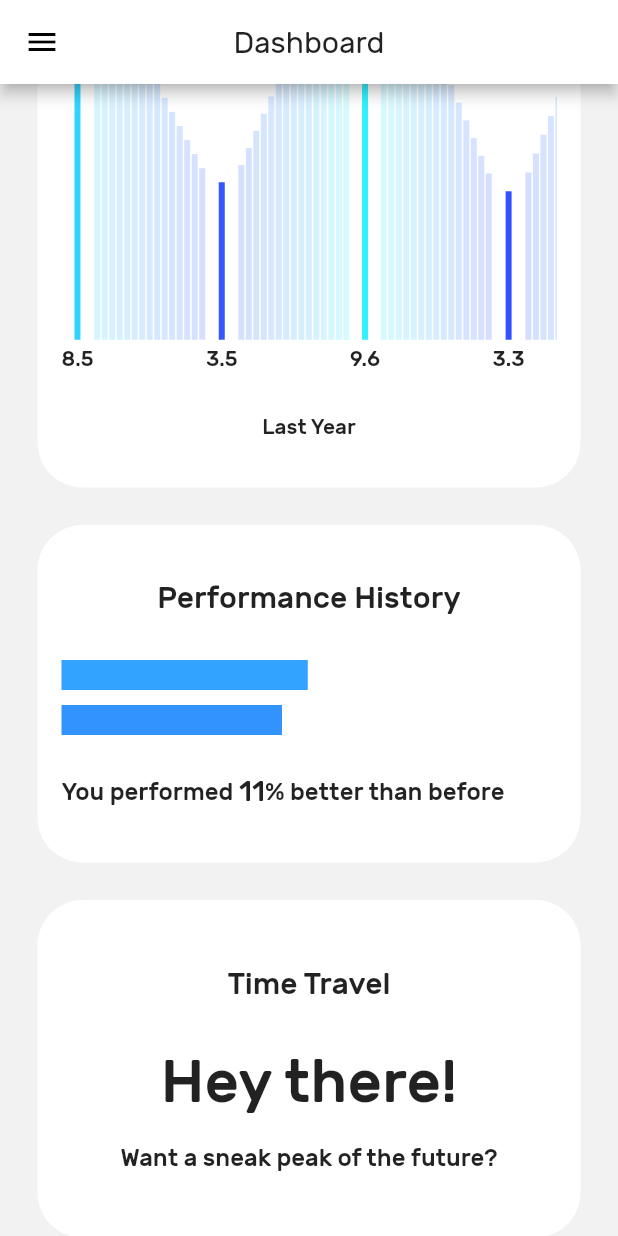
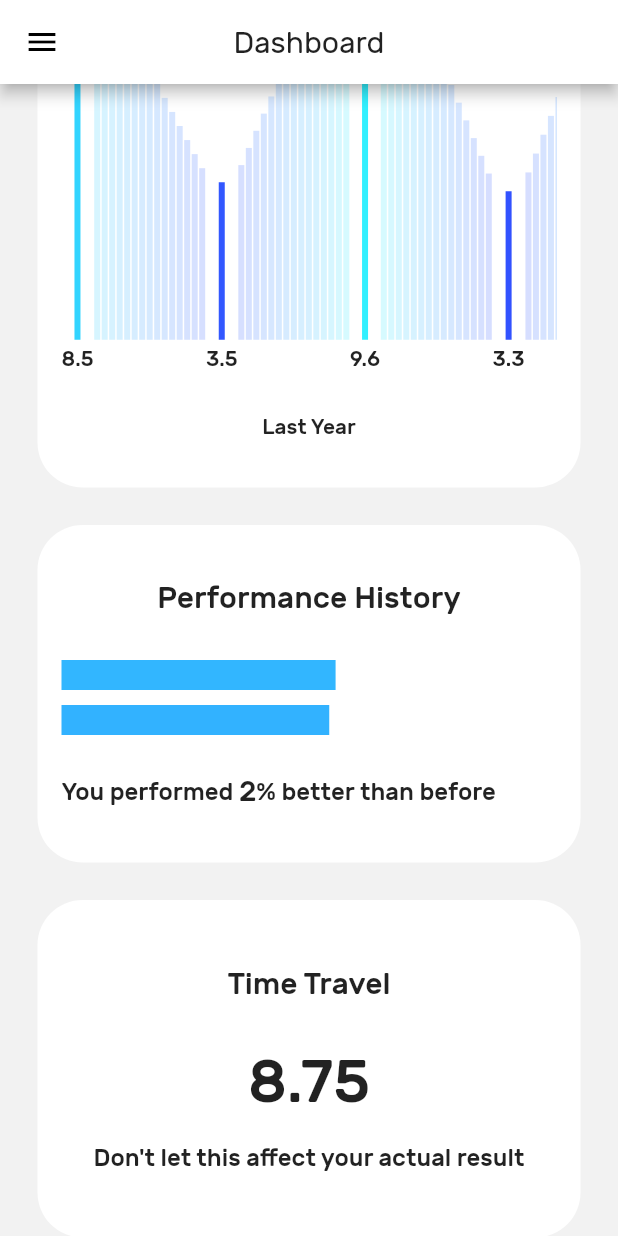
Before and after one commit to Photronium/Math-Solver-App, a Flutter app: the Dashboard screen opened directly, scrolled down 576 dp, after a tap on "Score Analysis", after a tap on "Time Travel", on a phone screen of 412 x 824 dp. Run offline on Flutter 3.47's test engine with Material 2 defaults, Android fonts, the phone set to English and light mode, and no system bars; missing offline and left inert: flutter_tex; project files that could hold a hidden picture were left out.

Commit message:
2 major changes, 1 minor change
** DASHBOARD NOW USES MACHINE LEARNING **
- Implemented a new class, The Oracle, which can predict the upcoming score, given scores from the past.
- The Future is now fully working. Just tap on the widget to reveal the predicted score of the upcoming test.
- Fixed a layout bug.

```diff
--- a/lib/screen/dashboard/dashboard.dart
+++ b/lib/screen/dashboard/dashboard.dart
@@ -1,9 +1,11 @@
 import 'package:flutter/material.dart';
 import '../drawer.dart';
+import 'dart:math';
 
 const double padding = 25;
 
 class DataReader {
+  TheOracle oracle = TheOracle();
   String defaultt = "All Time";
   List<double> allTime = [];
   List<double> lastYear = [];
@@ -11,7 +13,7 @@ class DataReader {
   List<double> lastWeek = [];
 
   void updateScore() {
-    this.allTime = [4.5, 8.5, 3.5, 9.6, 3.3, 10];
+    this.allTime = [4.5, 8.5, 3.5, 9.6, 3.3, 10,9,8,7,8,9];
     this.lastYear = [8.5, 3.5, 9.6, 3.3, 10];
     this.lastMonth = [3.5, 9.6, 3.3, 10];
     this.lastWeek = [9.6, 3.3, 10];
@@ -54,6 +56,103 @@ class DataReader {
     else if (defaultt == "Last Month")
       defaultt = "Last Week";
     else if (defaultt == "Last Week") defaultt = "All Time";
+  }
+
+  double predict() {
+    updateScore();
+    return oracle.predict(allTime);
+  }
+}
+
+class TheOracle {
+  double predict(List<double> data) {
+    double first = Regressor(data, 4);
+    double second = Regressor(data, 3);
+    if ((first - data[data.length-1]).abs() > (second - data[data.length-1]).abs()) return second;
+    else return first;
+  }
+
+  double Regressor(List<double> data, int degree) {
+    //Polynomial Fit
+    int pairs = data.length;
+    List<double> x = List(pairs);
+    List<double> y = List(pairs);
+    for (int i = 0; i < pairs; i++) {
+      x[i] = (i + 1).toDouble();
+    }
+    for (int i = 0; i < pairs; i++) {
+      y[i] = data[i];
+    }
+    List<double> X = List(2 * degree +
+        1); //Array that will store the values of sigma(xi),sigma(xi^2),sigma(xi^3)....sigma(xi^2n)
+    for (int i = 0; i < 2 * degree + 1; i++) {
+      X[i] = 0;
+      for (int j = 0; j < pairs; j++)
+        X[i] = X[i] +
+            pow(x[j],
+                i); //consecutive positions of the array will store N,sigma(xi),sigma(xi^2),sigma(xi^3)....sigma(xi^2n)
+    }
+    List<List<double>> B =
+        List.generate(degree + 1, (i) => List(degree + 2), growable: false);
+    List<double> a = List(degree +
+        1); //B is the Normal matrix(augmented) that will store the equations, 'a' is for value of the final coefficients
+    for (int i = 0; i < a.length; i++) a[i] = 0; // initialize a
+    for (int i = 0; i <= degree; i++)
+      for (int j = 0; j <= degree; j++)
+        B[i][j] = X[i +
+            j]; //Build the Normal matrix by storing the corresponding coefficients at the right positions except the last column of the matrix
+    List<double> Y = List(degree +
+        1); //Array to store the values of sigma(yi),sigma(xi*yi),sigma(xi^2*yi)...sigma(xi^n*yi)
+    for (int i = 0; i < degree + 1; i++) {
+      Y[i] = 0;
+      for (int j = 0; j < pairs; j++)
+        Y[i] = Y[i] +
+            pow(x[j], i) *
+                y[j]; //consecutive positions will store sigma(yi),sigma(xi*yi),sigma(xi^2*yi)...sigma(xi^n*yi)
+    }
+    for (int i = 0; i <= degree; i++)
+      B[i][degree + 1] = Y[
+          i]; //load the values of Y as the last column of B(Normal Matrix but augmented)
+    degree = degree +
+        1; //n is made n+1 because the Gaussian Elimination part below was for n equations, but here n is the degree of polynomial and for n degree we get n+1 equations
+    for (int i = 0;
+        i < degree;
+        i++) //From now Gaussian Elimination starts(can be ignored) to solve the set of linear equations (Pivotisation)
+      for (int k = i + 1; k < degree; k++)
+        if (B[i][i] < B[k][i])
+          for (int j = 0; j <= degree; j++) {
+            double temp = B[i][j];
+            B[i][j] = B[k][j];
+            B[k][j] = temp;
+          }
+
+    for (int i = 0; i < degree - 1; i++) //loop to perform the gauss elimination
+      for (int k = i + 1; k < degree; k++) {
+        double t = B[k][i] / B[i][i];
+        for (int j = 0; j <= degree; j++)
+          B[k][j] = B[k][j] -
+              t *
+                  B[i][
+                      j]; //make the elements below the pivot elements equal to zero or elimnate the variables
+      }
+    for (int i = degree - 1; i >= 0; i--) //back-substitution
+    {
+      //x is an array whose values correspond to the values of x,y,z..
+      a[i] = B[i][
+          degree]; //make the variable to be calculated equal to the rhs of the last equation
+      for (int j = 0; j < degree; j++)
+        if (j !=
+            i) //then subtract all the lhs values except the coefficient of the variable whose value                                   is being calculated
+          a[i] = a[i] - B[i][j] * a[j];
+      a[i] = a[i] /
+          B[i][
+              i]; //now finally divide the rhs by the coefficient of the variable to be calculated
+    }
+    double result = 0;
+    for (int i = 0; i < degree; i++) result += a[i] * pow(pairs + 1, i);
+    if (result > 10) result = 10;
+    if (result < 0) result = 0;
+    return result;
   }
 }
 
@@ -354,25 +453,10 @@ class ScorePredictor extends StatefulWidget {
 }
 
 class _ScorePredictor extends State<ScorePredictor> {
-  double average = 8;
-  double oldAverage = 6.5;
-  double difference = 0;
+  bool showFuture = false;
+  DataReader userData = DataReader();
 
-  void initState() {
-    super.initState();
-    difference = average / oldAverage - 1;
-  }
-
-  Widget build(BuildContext context) {
-    return Container(
-        height: 250.0,
-        padding: EdgeInsets.only(top: padding),
-        child: FlatButton(
-          shape: RoundedRectangleBorder(
-            borderRadius: BorderRadius.circular(30.0),
-          ),
-          color: Colors.white,
-          child: Column(
+  var Blocked = Column(
       crossAxisAlignment: CrossAxisAlignment.center,
       mainAxisSize: MainAxisSize.min,
       children: <Widget>[
@@ -384,24 +468,54 @@ class _ScorePredictor extends State<ScorePredictor> {
           children: <Widget>[
             Padding(
               padding: EdgeInsets.only(top: 10),
-                          child: Text(
-                              "Hey there!",
-                              style: TextStyle(fontSize: 40.0)),
+              child: Text("Hey there!", style: TextStyle(fontSize: 40.0)),
             ),
             Padding(
               padding: EdgeInsets.only(top: 18),
-                      child:
-                        Flexible(
-                          child: Text(
-                              "Want a sneak peak of the future?",
+              child: Text("Want a sneak peak of the future?",
                   style: TextStyle(fontSize: 16.0)),
-                        ),
             )
           ],
+        )
+      ]);
+
+  Widget build(BuildContext context) {
+    var Unblocked = Column(
+        crossAxisAlignment: CrossAxisAlignment.center,
+        mainAxisSize: MainAxisSize.min,
+        children: <Widget>[
+          Padding(
+            padding: EdgeInsets.only(bottom: 20),
+            child: Text("Time Travel", style: TextStyle(fontSize: 20.0)),
           ),
-              ]),
+          Column(
+            children: <Widget>[
+              Padding(
+                padding: EdgeInsets.only(top: 10),
+                child: Text(userData.predict().toStringAsFixed(2), style: TextStyle(fontSize: 40.0)),
+              ),
+              Padding(
+                padding: EdgeInsets.only(top: 18),
+                child: Text("Don't let this affect your actual result",
+                    style: TextStyle(fontSize: 16.0)),
+              )
+            ],
+          )
+        ]);
+
+    return Container(
+        height: 250.0,
+        padding: EdgeInsets.only(top: padding),
+        child: FlatButton(
+          shape: RoundedRectangleBorder(
+            borderRadius: BorderRadius.circular(30.0),
+          ),
+          color: Colors.white,
+          child: showFuture ? Unblocked:Blocked,
           onPressed: () {
-            print("Simplex");
+            setState(() {
+              showFuture = true;
+            });
           },
         ));
   }
```
Lines whose indentation alone changed are shown as unchanged.
